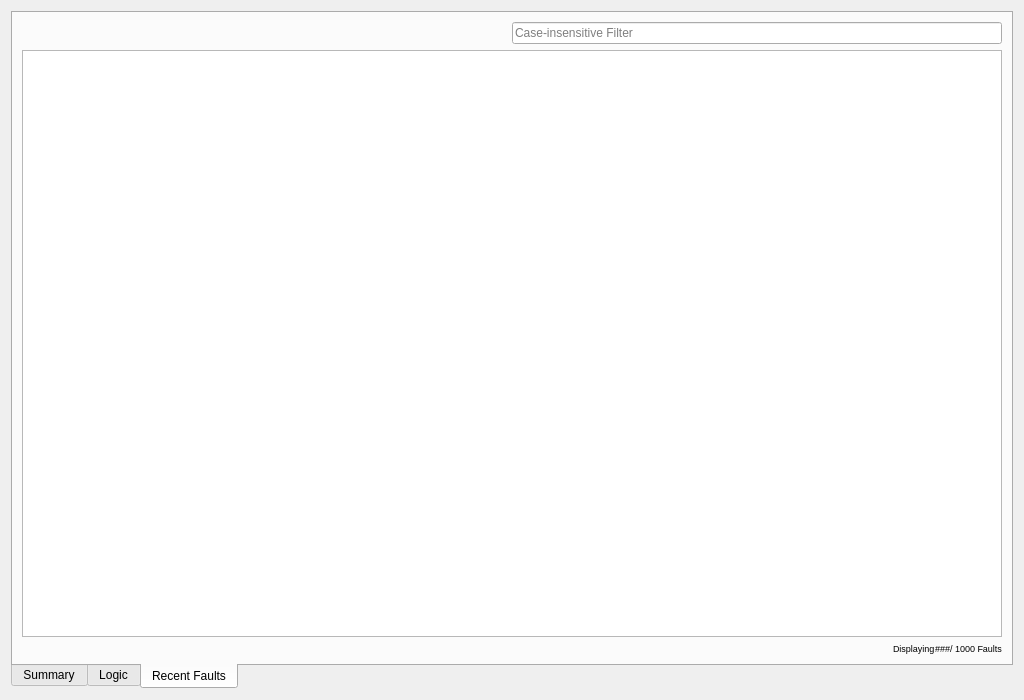
Old version of the form gui/mps_gui_main.ui in the repository zdomke/sc_mps_gui.
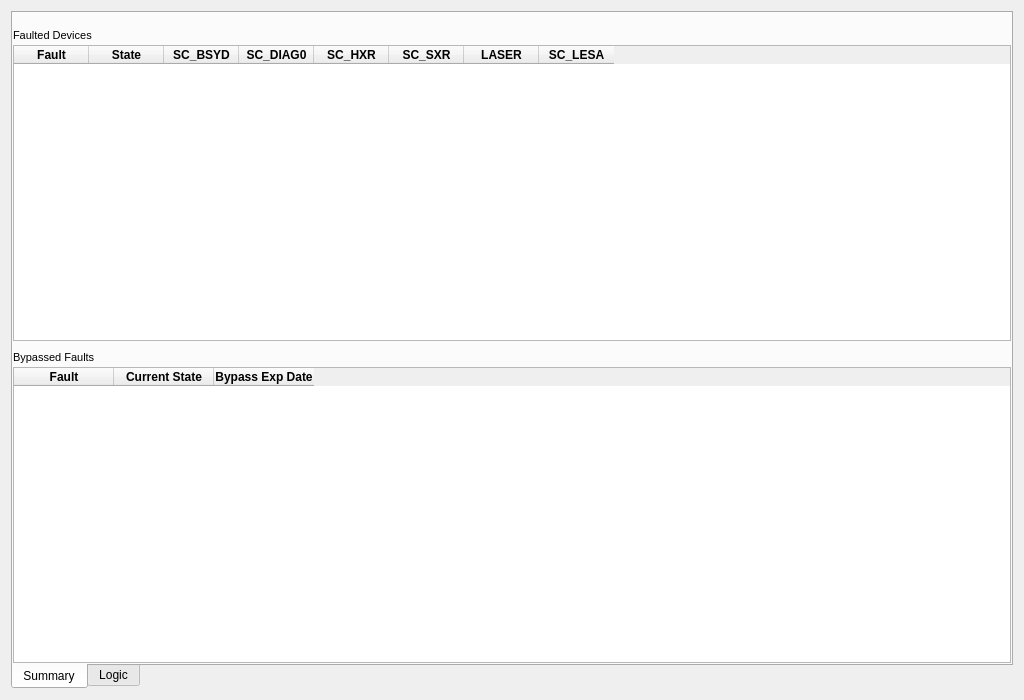
New version of the form. The open tabs and pages were chosen to show the change. Custom widgets are drawn as their Qt base class.

Commit message: Removing references to future Recent Faults

The edit to the form file:
```diff
--- a/gui/mps_gui_main.ui
+++ b/gui/mps_gui_main.ui
@@ -607,121 +607,6 @@
        </item>
       </layout>
      </widget>
-     <widget class="QWidget" name="recent_tab">
-      <attribute name="title">
-       <string>Recent Faults</string>
-      </attribute>
-      <layout class="QVBoxLayout" name="verticalLayout_2">
-       <item>
-        <layout class="QHBoxLayout" name="recent_filter_lyt">
-         <item>
-          <spacer name="recent_filter_spcr">
-           <property name="orientation">
-            <enum>Qt::Horizontal</enum>
-           </property>
-           <property name="sizeHint" stdset="0">
-            <size>
-             <width>40</width>
-             <height>20</height>
-            </size>
-           </property>
-          </spacer>
-         </item>
-         <item>
-          <widget class="QLineEdit" name="recent_filter_edt">
-           <property name="placeholderText">
-            <string>Case-insensitive Filter</string>
-           </property>
-          </widget>
-         </item>
-        </layout>
-       </item>
-       <item>
-        <widget class="QTableView" name="recent_tbl">
-         <property name="alternatingRowColors">
-          <bool>true</bool>
-         </property>
-         <property name="selectionBehavior">
-          <enum>QAbstractItemView::SelectRows</enum>
-         </property>
-         <property name="verticalScrollMode">
-          <enum>QAbstractItemView::ScrollPerPixel</enum>
-         </property>
-         <attribute name="horizontalHeaderDefaultSectionSize">
-          <number>75</number>
-         </attribute>
-         <attribute name="horizontalHeaderHighlightSections">
-          <bool>false</bool>
-         </attribute>
-        </widget>
-       </item>
-       <item>
-        <layout class="QHBoxLayout" name="recent_disp_lyt">
-         <property name="spacing">
-          <number>0</number>
-         </property>
-         <item>
-          <spacer name="recent_disp_spcr">
-           <property name="orientation">
-            <enum>Qt::Horizontal</enum>
-           </property>
-           <property name="sizeHint" stdset="0">
-            <size>
-             <width>40</width>
-             <height>7</height>
-            </size>
-           </property>
-          </spacer>
-         </item>
-         <item>
-          <widget class="QLabel" name="recent_disp_lbl">
-           <property name="font">
-            <font>
-             <pointsize>7</pointsize>
-            </font>
-           </property>
-           <property name="text">
-            <string>Displaying</string>
-           </property>
-           <property name="alignment">
-            <set>Qt::AlignBottom|Qt::AlignLeading|Qt::AlignLeft</set>
-           </property>
-          </widget>
-         </item>
-         <item>
-          <widget class="QLabel" name="real_num_lbl">
-           <property name="font">
-            <font>
-             <pointsize>7</pointsize>
-            </font>
-           </property>
-           <property name="text">
-            <string>###</string>
-           </property>
-           <property name="alignment">
-            <set>Qt::AlignBottom|Qt::AlignLeading|Qt::AlignLeft</set>
-           </property>
-          </widget>
-         </item>
-         <item>
-          <widget class="QLabel" name="desired_num_lbl">
-           <property name="font">
-            <font>
-             <pointsize>7</pointsize>
-            </font>
-           </property>
-           <property name="text">
-            <string>/ 1000 Faults</string>
-           </property>
-           <property name="alignment">
-            <set>Qt::AlignBottom|Qt::AlignLeading|Qt::AlignLeft</set>
-           </property>
-          </widget>
-         </item>
-        </layout>
-       </item>
-      </layout>
-     </widget>
     </widget>
    </item>
   </layout>
```
The commit also changes 2 other files.
